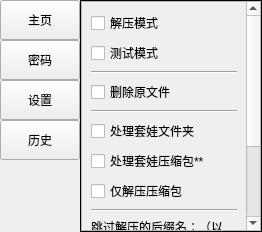
Old version of the form ui/ui_main.ui in the repository PPJUST/OnlyUnzip.
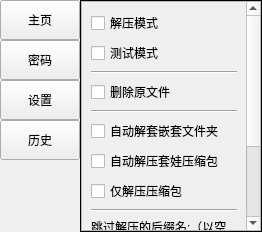
New version of the form. The open tabs and pages were chosen to show the change.

Patch:
```diff
--- a/ui/ui_main.ui
+++ b/ui/ui_main.ui
@@ -477,8 +477,8 @@
             <rect>
              <x>0</x>
              <y>0</y>
-             <width>135</width>
-             <height>326</height>
+             <width>162</width>
+             <height>311</height>
             </rect>
            </property>
            <layout class="QVBoxLayout" name="verticalLayout_4">
@@ -538,7 +538,7 @@
                <string>&lt;html&gt;&lt;head/&gt;&lt;body&gt;&lt;p&gt;逻辑类似于Bandzip&lt;/p&gt;&lt;/body&gt;&lt;/html&gt;</string>
               </property>
               <property name="text">
-               <string>处理套娃文件夹</string>
+               <string>自动解套嵌套文件夹</string>
               </property>
               <property name="checked">
                <bool>false</bool>
@@ -554,7 +554,7 @@
                <string>&lt;html&gt;&lt;head/&gt;&lt;body&gt;&lt;p&gt;逻辑为：将解压后的文件重新运行一次解压&lt;/p&gt;&lt;p&gt;&lt;br/&gt;&lt;/p&gt;&lt;p&gt;建议与“&lt;span style=&quot; font-weight:600;&quot;&gt;仅解压压缩包&lt;/span&gt;”选项同时选中&lt;/p&gt;&lt;p&gt;&lt;br/&gt;&lt;/p&gt;&lt;p&gt;用于解压【&lt;span style=&quot; font-weight:600;&quot;&gt;游戏、复杂结构文件&lt;/span&gt;】时不建议使用&lt;/p&gt;&lt;/body&gt;&lt;/html&gt;</string>
               </property>
               <property name="text">
-               <string>处理套娃压缩包**</string>
+               <string>自动解压套娃压缩包</string>
               </property>
              </widget>
             </item>
@@ -581,7 +581,7 @@
             <item>
              <widget class="QLabel" name="label">
               <property name="text">
-               <string>跳过解压的后缀名：（以,或空格分隔，忽略大小写）</string>
+               <string>跳过解压的后缀名:（以空格或逗号分隔）</string>
               </property>
               <property name="wordWrap">
                <bool>true</bool>
```
Left out of the diff: 12 changed lines with no effect on the pictures.
